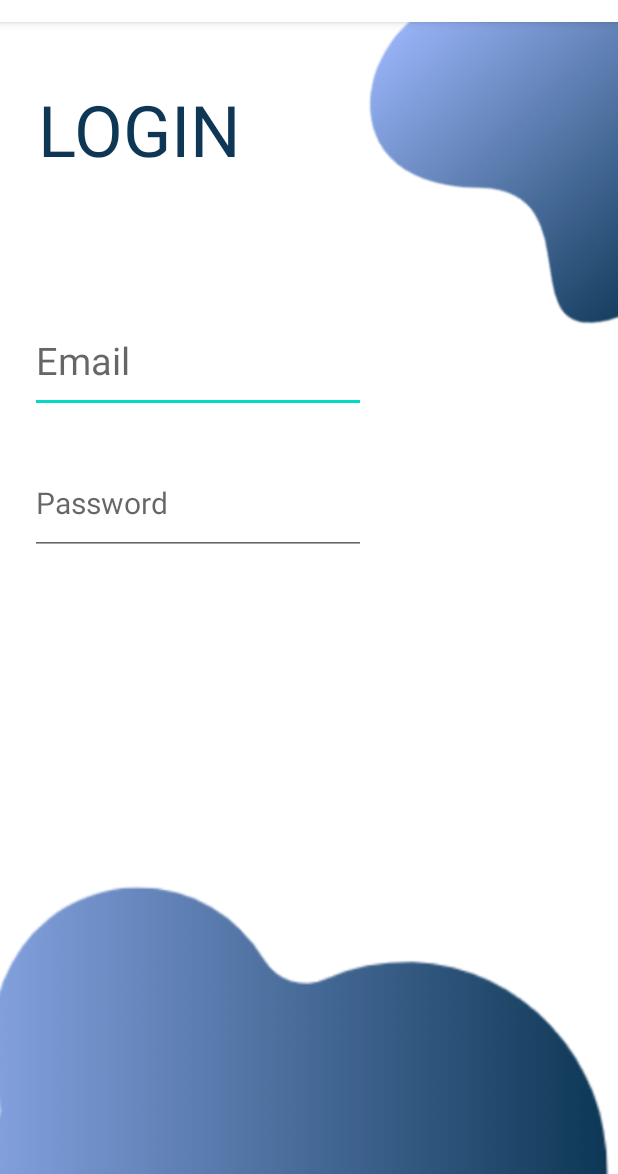
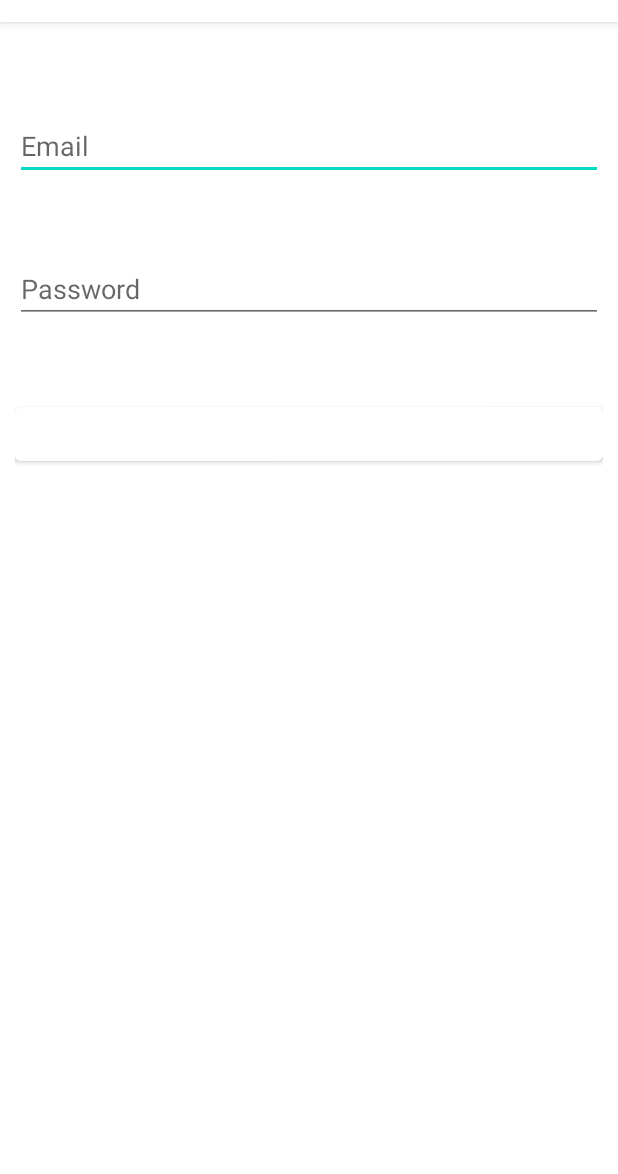
Before and after one commit to Arob122/G7_Anti-Theft-App, an Android app: the LoginActivity screen opened directly, with no data from a screen before it, on a phone screen of 412 x 824 dp, the part 62-1236 px from its top. Run offline under Robolectric (Android 15) with nearby library versions, the phone set to English and light mode, and no system bars.

Commit message:
لليدرنا الحلوة

```diff
--- a/app/src/main/res/layout/activity_check_authintication.xml
+++ b/app/src/main/res/layout/activity_check_authintication.xml
@@ -48,5 +48,8 @@
         android:fontFamily="sans-serif-light"
         android:text="send"
         android:textColor="#FFFFFF"
-        android:textSize="25sp" />
+        android:textSize="25sp"
+        android:visibility="visible"
+        app:backgroundTint="@color/purple_500"
+        tools:visibility="visible" />
 </LinearLayout>
--- a/app/src/main/res/layout/activity_email.xml
+++ b/app/src/main/res/layout/activity_email.xml
@@ -11,8 +11,11 @@
         android:layout_width="wrap_content"
         android:layout_height="wrap_content"
         android:text="Send Email"
+        android:visibility="visible"
+        app:backgroundTint="@color/purple_500"
         app:layout_constraintBottom_toBottomOf="parent"
         app:layout_constraintEnd_toEndOf="parent"
         app:layout_constraintStart_toStartOf="parent"
-        app:layout_constraintTop_toTopOf="parent" />
+        app:layout_constraintTop_toTopOf="parent"
+        tools:visibility="visible" />
 </androidx.constraintlayout.widget.ConstraintLayout>
--- a/app/src/main/res/layout/activity_login.xml
+++ b/app/src/main/res/layout/activity_login.xml
@@ -1,65 +1,35 @@
 <?xml version="1.0" encoding="utf-8"?>
-<LinearLayout xmlns:android="http://schemas.android.com/apk/res/android"
+<RelativeLayout xmlns:android="http://schemas.android.com/apk/res/android"
     xmlns:app="http://schemas.android.com/apk/res-auto"
     xmlns:tools="http://schemas.android.com/tools"
     android:layout_width="match_parent"
     android:layout_height="match_parent"
-    android:background="@drawable/login2"
-    tools:context=".LoginActivity"
-    android:orientation="vertical">
-
-
-    <TextView
-        android:id="@+id/textView8"
-        android:layout_width="322dp"
-        android:layout_height="86dp"
-        android:fontFamily="sans-serif-thin"
-        android:gravity="left"
-        android:text="LOGIN"
-        android:textColor="#0D3755"
-        android:textSize="47sp"
-        android:layout_marginLeft="25dp"
-        android:layout_marginTop="40dp"
-        android:layout_marginBottom="25dp"
-        android:textStyle="bold" />
+    android:padding="10dp"
+    tools:context=".LoginActivity">
 
     <EditText
         android:id="@+id/Email"
-        android:layout_width="224dp"
-        android:layout_height="69dp"
-        android:ems="20"
+        android:layout_width="match_parent"
+        android:layout_height="wrap_content"
         android:hint="Email"
-        android:inputType="textPersonName"
-        android:layout_marginLeft="20dp"
-        android:layout_marginTop="40dp"
-        android:layout_marginBottom="25dp"
-        android:textColor="#523B60"
-        android:textSize="25sp" />
+        android:inputType="textEmailAddress"
+        android:layout_marginTop="50dp"/>
 
     <EditText
         android:id="@+id/password1"
-        android:layout_width="224dp"
-        android:layout_height="69dp"
-        android:ems="25"
+        android:layout_width="match_parent"
+        android:layout_height="wrap_content"
         android:hint="Password"
         android:inputType="textPassword"
-        android:layout_marginLeft="20dp"
-
-        android:layout_marginBottom="25dp"
-        android:textColor="#523B60"
-        android:textSize="20sp" />
+        android:layout_marginTop="50dp"
+        android:layout_below="@+id/Email"/>
 
     <Button
         android:id="@+id/btnsignin1"
-        android:layout_width="120dp"
-        android:layout_height="80dp"
-        android:background="@drawable/shape"
-        android:fontFamily="sans-serif-light"
-        android:layout_marginLeft="240dp"
-        android:layout_marginTop="40dp"
-        android:layout_marginBottom="25dp"
-        android:text="Login"
-        android:textColor="#FFFFFF"
-        android:textSize="25sp" />
+        android:layout_width="match_parent"
+        android:layout_height="wrap_content"
+        android:text="Sign in"
+        android:layout_marginTop="50dp"
+        android:layout_below="@+id/password1"/>
 
-</LinearLayout>
+</RelativeLayout>
--- a/app/src/main/res/layout/activity_main.xml
+++ b/app/src/main/res/layout/activity_main.xml
@@ -72,5 +72,8 @@
         android:fontFamily="sans-serif-light"
         android:text="Register"
         android:textColor="#FFFFFF"
-        android:textSize="25sp" />
+        android:textSize="25sp"
+        android:visibility="visible"
+        app:backgroundTint="@color/purple_500"
+        tools:visibility="visible" />
 </LinearLayout>
```
Also changed, not shown: app/src/main/res/layout/activity_homepage.xml (+15 -5 lines), app/src/main/res/layout/confirmpassword.xml (+6 -2 lines), app/src/main/res/layout/first.xml (+13 -6 lines).
